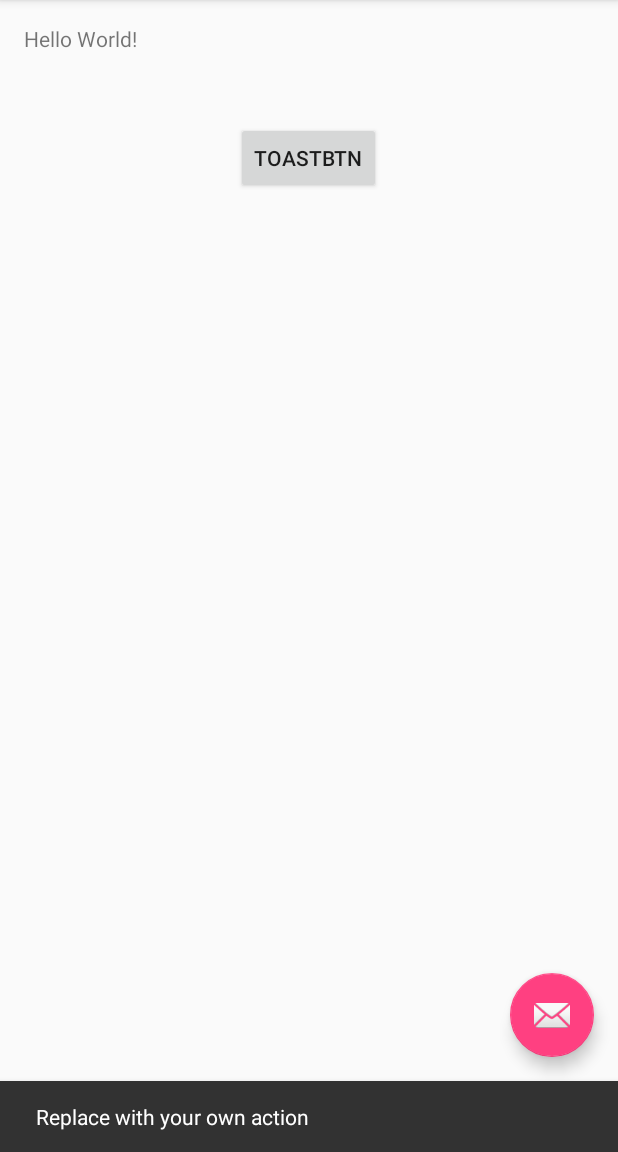
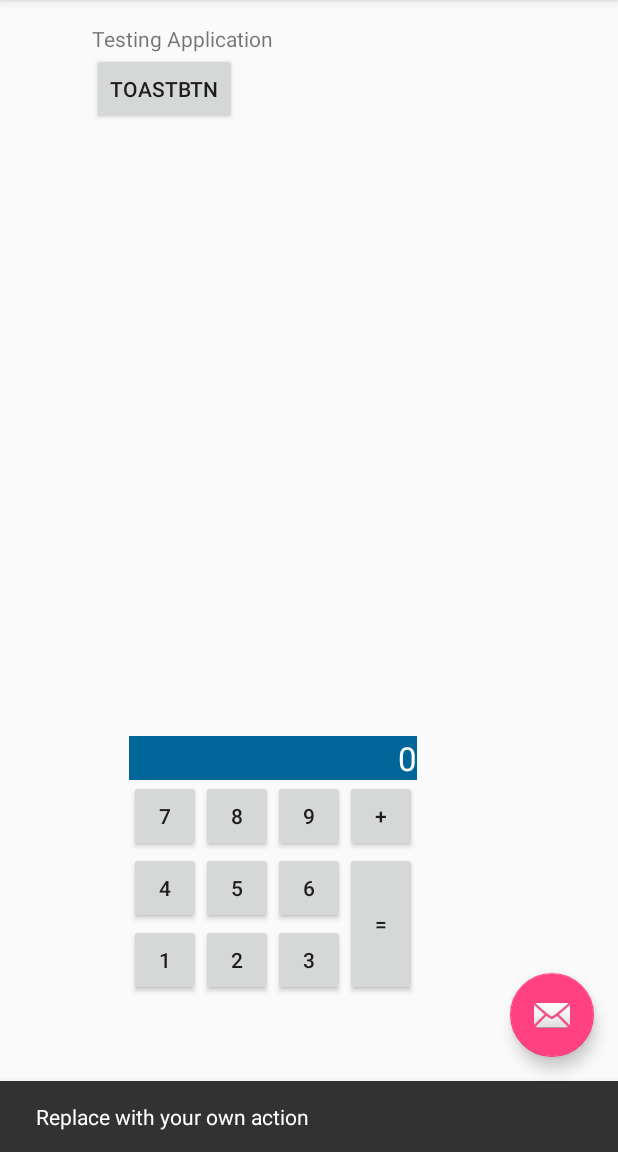
Before and after one commit to kelvinwatson/android_automated_ui_testing_howto, an Android app: the screen it shows after launch (MainActivity), after a tap on an icon or button, on a phone screen of 412 x 824 dp, the part 84-1236 px from its top. Run offline under Robolectric (Android 15) with nearby library versions, the phone set to English and light mode, and no system bars.

Commit message:
added calculator layout

```diff
--- a/app/src/main/res/layout/content_main.xml
+++ b/app/src/main/res/layout/content_main.xml
@@ -16,15 +16,144 @@
         android:id="@+id/textView"
         android:layout_width="wrap_content"
         android:layout_height="wrap_content"
-        android:text="Hello World!" />
+        android:text="Testing Application"
+        android:layout_alignParentTop="true"
+        android:layout_alignRight="@+id/eightBtn"
+        android:layout_alignEnd="@+id/eightBtn" />
 
     <Button
         android:id="@+id/toastBtn"
         android:layout_width="wrap_content"
         android:layout_height="wrap_content"
+        android:text="toastBtn"
         android:layout_below="@+id/textView"
-        android:layout_centerHorizontal="true"
-        android:layout_marginTop="46dp"
-        android:text="toastBtn" />
+        android:layout_alignLeft="@+id/textView"
+        android:layout_alignStart="@+id/textView" />
+
+    <Button
+        style="?android:attr/buttonStyleSmall"
+        android:layout_width="wrap_content"
+        android:layout_height="wrap_content"
+        android:text="1"
+        android:id="@+id/oneBtn"
+        android:layout_marginBottom="88dp"
+        android:layout_alignParentBottom="true"
+        android:layout_toLeftOf="@+id/twoBtn"
+        android:layout_toStartOf="@+id/twoBtn" />
+
+    <Button
+        style="?android:attr/buttonStyleSmall"
+        android:layout_width="wrap_content"
+        android:layout_height="wrap_content"
+        android:text="2"
+        android:id="@+id/twoBtn"
+        android:layout_below="@+id/fourBtn"
+        android:layout_toLeftOf="@+id/threeBtn"
+        android:layout_toStartOf="@+id/threeBtn" />
+
+    <Button
+        style="?android:attr/buttonStyleSmall"
+        android:layout_width="wrap_content"
+        android:layout_height="wrap_content"
+        android:text="3"
+        android:id="@+id/threeBtn"
+        android:layout_below="@+id/fiveBtn"
+        android:layout_centerHorizontal="true" />
+
+    <Button
+        style="?android:attr/buttonStyleSmall"
+        android:layout_width="wrap_content"
+        android:layout_height="wrap_content"
+        android:text="4"
+        android:id="@+id/fourBtn"
+        android:layout_above="@+id/oneBtn"
+        android:layout_alignLeft="@+id/oneBtn"
+        android:layout_alignStart="@+id/oneBtn" />
+
+    <Button
+        style="?android:attr/buttonStyleSmall"
+        android:layout_width="wrap_content"
+        android:layout_height="wrap_content"
+        android:text="5"
+        android:id="@+id/fiveBtn"
+        android:layout_above="@+id/twoBtn"
+        android:layout_alignLeft="@+id/twoBtn"
+        android:layout_alignStart="@+id/twoBtn" />
+
+    <Button
+        style="?android:attr/buttonStyleSmall"
+        android:layout_width="wrap_content"
+        android:layout_height="wrap_content"
+        android:text="6"
+        android:id="@+id/sixBtn"
+        android:layout_above="@+id/threeBtn"
+        android:layout_alignLeft="@+id/threeBtn"
+        android:layout_alignStart="@+id/threeBtn" />
+
+    <Button
+        style="?android:attr/buttonStyleSmall"
+        android:layout_width="wrap_content"
+        android:layout_height="wrap_content"
+        android:text="7"
+        android:id="@+id/sevenBtn"
+        android:layout_alignTop="@+id/eightBtn"
+        android:layout_alignLeft="@+id/fourBtn"
+        android:layout_alignStart="@+id/fourBtn" />
+
+    <Button
+        style="?android:attr/buttonStyleSmall"
+        android:layout_width="wrap_content"
+        android:layout_height="wrap_content"
+        android:text="8"
+        android:id="@+id/eightBtn"
+        android:layout_above="@+id/fiveBtn"
+        android:layout_alignLeft="@+id/fiveBtn"
+        android:layout_alignStart="@+id/fiveBtn" />
+
+    <Button
+        style="?android:attr/buttonStyleSmall"
+        android:layout_width="wrap_content"
+        android:layout_height="wrap_content"
+        android:text="9"
+        android:id="@+id/nineBtn"
+        android:layout_above="@+id/sixBtn"
+        android:layout_alignLeft="@+id/sixBtn"
+        android:layout_alignStart="@+id/sixBtn" />
+
+    <Button
+        style="?android:attr/buttonStyleSmall"
+        android:layout_width="wrap_content"
+        android:layout_height="wrap_content"
+        android:text="+"
+        android:id="@+id/plusBtn"
+        android:layout_alignTop="@+id/nineBtn"
+        android:layout_toRightOf="@+id/sixBtn"
+        android:layout_toEndOf="@+id/sixBtn" />
+
+    <Button
+        style="?android:attr/buttonStyleSmall"
+        android:layout_width="wrap_content"
+        android:layout_height="wrap_content"
+        android:text="="
+        android:id="@+id/button"
+        android:layout_below="@+id/nineBtn"
+        android:layout_toRightOf="@+id/threeBtn"
+        android:layout_toEndOf="@+id/threeBtn"
+        android:layout_alignBottom="@+id/threeBtn" />
+
+    <TextView
+        android:layout_width="wrap_content"
+        android:layout_height="wrap_content"
+        android:textAppearance="?android:attr/textAppearanceLarge"
+        android:text="0"
+        android:id="@+id/answerView"
+        android:layout_above="@+id/sevenBtn"
+        android:layout_alignRight="@+id/plusBtn"
+        android:layout_alignEnd="@+id/plusBtn"
+        android:gravity="right"
+        android:background="#006699"
+        android:textColor="#fff"
+        android:layout_alignLeft="@+id/sevenBtn"
+        android:layout_alignStart="@+id/sevenBtn" />
 
 </RelativeLayout>
```
Also changed, not shown: 2 other files.
